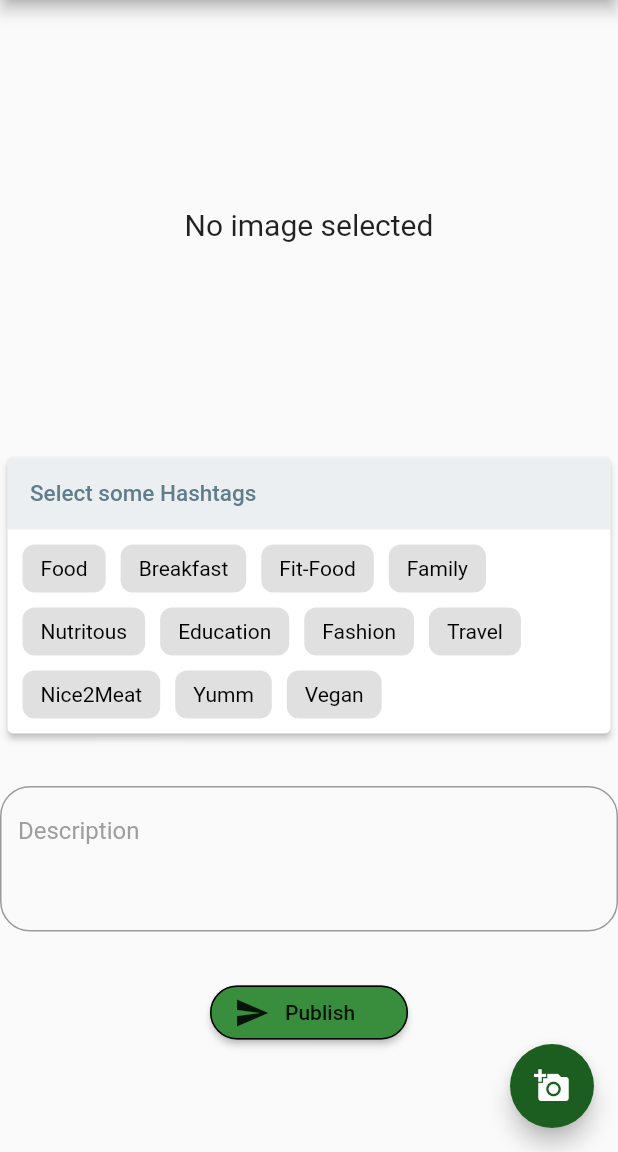
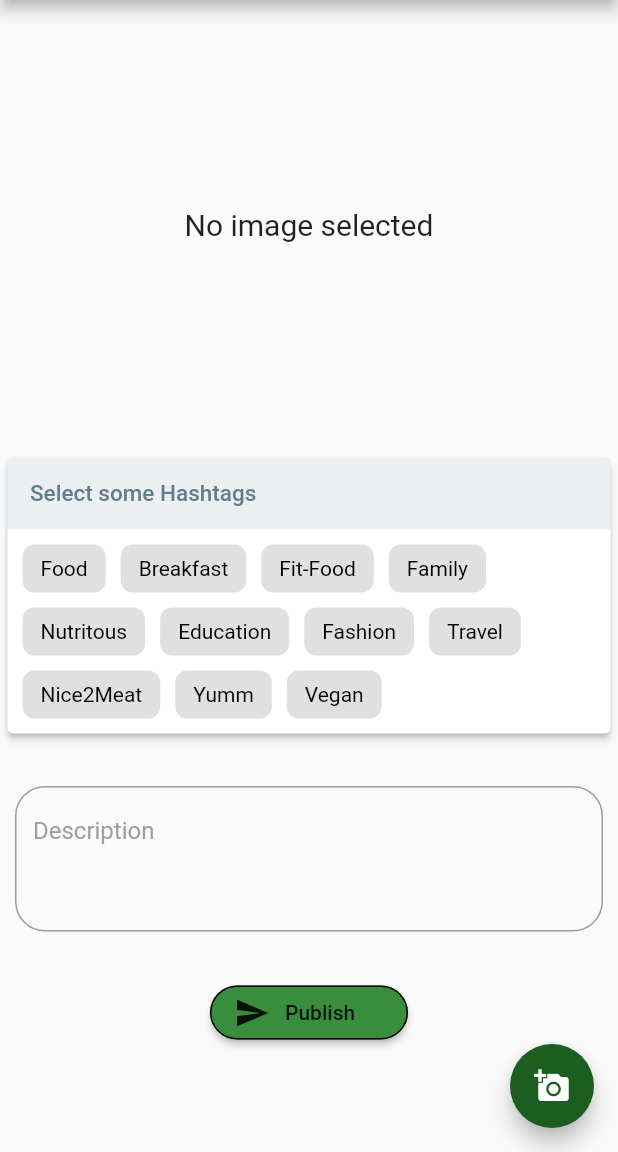
Before and after one commit to Dennis-Sima/Foodgraphic, a Flutter app: the Camera screen opened directly, on a phone screen of 412 x 824 dp, the part 84-1236 px from its top. Run offline on Flutter 3.47's test engine with Material 2 defaults, Android fonts, the phone set to English and light mode, and no system bars; drawn by our look-alikes of chips_choice; our stand-ins replace image_picker; statements that could not run were skipped.

Commit message:
IOS compatible

```diff
--- a/lib/view/pages/camera.dart
+++ b/lib/view/pages/camera.dart
@@ -193,7 +193,9 @@ class _CameraState extends State<Camera> {
               ),
             ),
             SizedBox(height: 30),
-            TextFormField(
+            Padding(
+              padding: EdgeInsets.symmetric(horizontal: 10),
+              child: TextFormField(
                 minLines: 3,
                 maxLines: 10,
                 keyboardType: TextInputType.multiline,
@@ -202,6 +204,7 @@ class _CameraState extends State<Camera> {
                   hintStyle: TextStyle(color: Colors.grey),
                   border: OutlineInputBorder(
                     borderRadius: BorderRadius.all(Radius.circular(20.0)),
+                  ),
                 ),
               ),
             ),
--- a/lib/view/pages/home_page.dart
+++ b/lib/view/pages/home_page.dart
@@ -4,12 +4,6 @@ import 'package:flutter/material.dart';
 import '../../helper/demo_values.dart';
 import '../widgets/post_card.dart';
 import 'dart:async';
-import 'dart:io';
-
-import 'package:camera/camera.dart';
-import 'package:flutter/material.dart';
-import 'package:path/path.dart' show join;
-import 'package:path_provider/path_provider.dart';
 
 import 'camera.dart';
 
```
Also changed, not shown: pubspec.yaml (+3 -4 lines), assets/images/background.png (deleted), assets/images/icon.png, pubspec.lock, 31 other files. Lines whose indentation alone changed are shown as unchanged.
